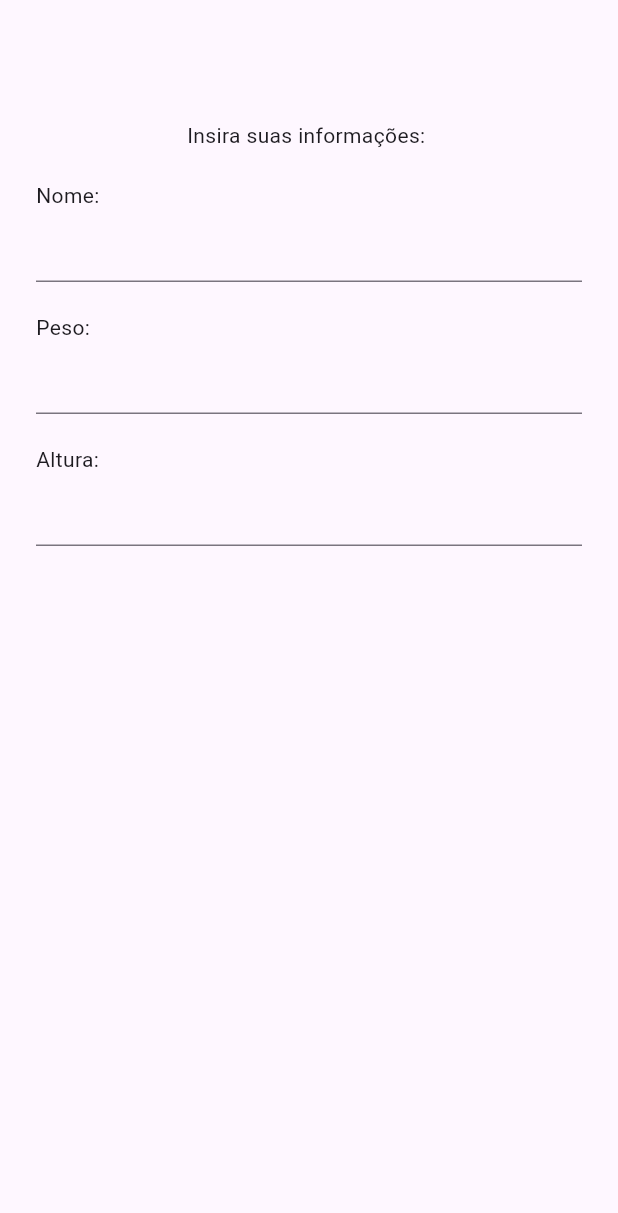
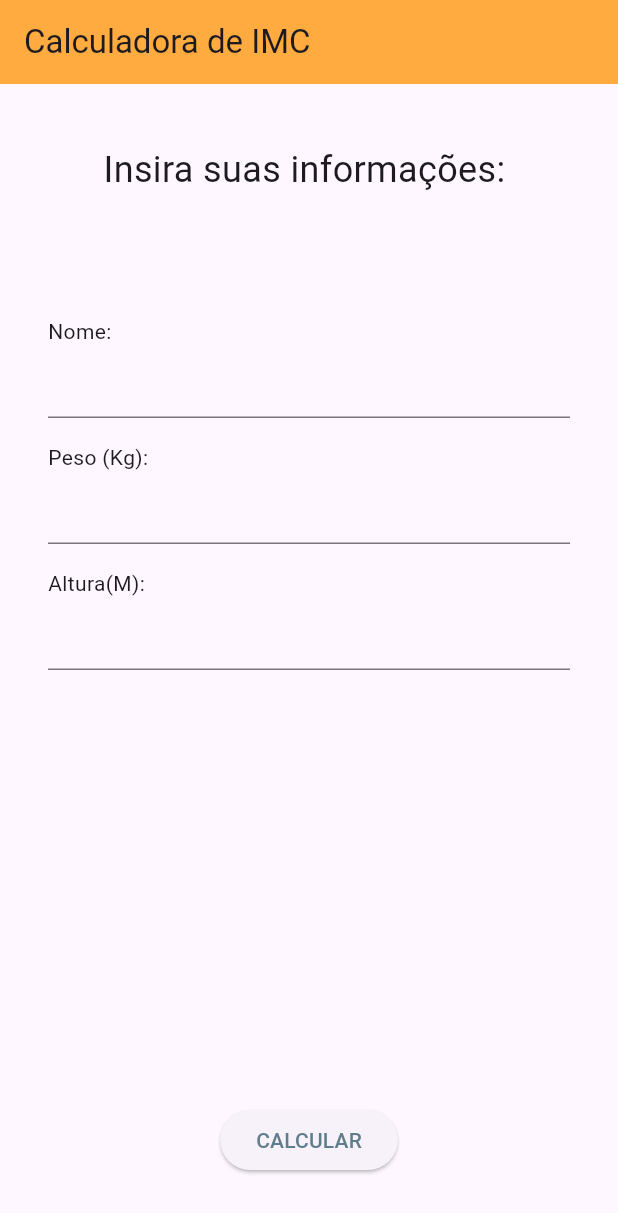
Before and after one commit to tarcisiomesquita/calculadora_imc_flutter, a Flutter app: the screen it shows after launch, on a phone screen of 412 x 824 dp. Shown: the top 1213 px of the screen. Run offline on Flutter 3.47's test engine with Material 3 defaults, Android fonts, the phone set to English and light mode, and no system bars.

Commit message:
Adicionada lógica de negócio e página de resultados

```diff
--- /dev/null
+++ b/devtools_options.yaml
@@ -0,0 +1 @@
+extensions:
--- /dev/null
+++ b/lib/Components/input_field.dart
@@ -0,0 +1,29 @@
+import 'package:flutter/material.dart';
+
+class InputField extends StatelessWidget {
+  const InputField(
+      {super.key,
+      required this.fieldType,
+      required this.controller,
+      required this.inputType});
+  final String fieldType;
+  final TextEditingController controller;
+  final TextInputType inputType;
+
+  @override
+  Widget build(BuildContext context) {
+    return Padding(
+      padding: const EdgeInsets.all(8.0),
+      child: Column(
+        crossAxisAlignment: CrossAxisAlignment.start,
+        children: [
+          Text(fieldType),
+          TextField(
+            controller: controller,
+            keyboardType: inputType,
+          ),
+        ],
+      ),
+    );
+  }
+}
--- /dev/null
+++ b/lib/Screens/input_page.dart
@@ -0,0 +1,90 @@
+import 'package:calculadora_imc_flutter/calculation.dart';
+import 'package:calculadora_imc_flutter/Components/input_field.dart';
+import 'package:calculadora_imc_flutter/Screens/results_page.dart';
+import 'package:flutter/material.dart';
+
+class InputPage extends StatefulWidget {
+  const InputPage({super.key});
+
+  @override
+  State<StatefulWidget> createState() => InputPageState();
+}
+
+class InputPageState extends State<InputPage> {
+  final _nameController = TextEditingController();
+  final _weightController = TextEditingController();
+  final _heightController = TextEditingController();
+
+  @override
+  void dispose() {
+    _nameController.dispose();
+    _weightController.dispose();
+    _heightController.dispose();
+    super.dispose();
+  }
+
+  @override
+  Widget build(BuildContext context) {
+    return Scaffold(
+      appBar: AppBar(
+        title: const Text('Calculadora de IMC'),
+      ),
+      body: SafeArea(
+        minimum: const EdgeInsets.symmetric(horizontal: 24, vertical: 40),
+        child: Column(
+          children: [
+            const Expanded(
+              child: Text(
+                'Insira suas informações: ',
+                style: TextStyle(
+                  fontSize: 24,
+                ),
+              ),
+            ),
+            Expanded(
+                flex: 5,
+                child: Column(
+                  children: [
+                    InputField(
+                      fieldType: 'Nome:',
+                      controller: _nameController,
+                      inputType: TextInputType.name,
+                    ),
+                    InputField(
+                      fieldType: 'Peso (Kg):',
+                      controller: _weightController,
+                      inputType: const TextInputType.numberWithOptions(),
+                    ),
+                    InputField(
+                      fieldType: 'Altura(M):',
+                      controller: _heightController,
+                      inputType: const TextInputType.numberWithOptions(),
+                    ),
+                  ],
+                )),
+            ElevatedButton(
+              onPressed: () {
+                Calculation calc = Calculation(
+                  weight: double.parse(_weightController.text),
+                  height: double.parse(_heightController.text),
+                );
+                Navigator.push(
+                  context,
+                  MaterialPageRoute(
+                    builder: (context) => ResultPage(
+                      name: _nameController.text,
+                      imc: calc.result(),
+                      classification: calc.getText(),
+                      circleColor: calc.getCircleColor(),
+                    ),
+                  ),
+                );
+              },
+              child: const Text('CALCULAR'),
+            ),
+          ],
+        ),
+      ),
+    );
+  }
+}
--- /dev/null
+++ b/lib/calculation.dart
@@ -0,0 +1,45 @@
+import 'dart:math';
+
+import 'package:flutter/material.dart';
+
+class Calculation {
+  Calculation({
+    required this.weight,
+    required this.height,
+  });
+  final double weight;
+  final double height;
+
+  double _imc = 0;
+
+  String result() {
+    _imc = weight / pow(height, 2);
+    return _imc.toStringAsFixed(1);
+  }
+
+  String getText() {
+    if (_imc < 18.5) {
+      return 'MAGREZA';
+    } else if (_imc <= 25) {
+      return 'NORMAL';
+    } else if (_imc <= 30) {
+      return 'SOBREPRESO';
+    } else if (_imc <= 35) {
+      return 'OBESIDADE GRAU I';
+    } else if (_imc <= 40) {
+      return 'OBESIDADE GRAU II';
+    } else {
+      return 'OBESIDADE GRAU III';
+    }
+  }
+
+  Color getCircleColor() {
+    if (_imc >= 30) {
+      return Colors.red;
+    } else if (_imc >= 18.5 && _imc < 25) {
+      return Colors.green;
+    } else {
+      return Colors.yellow;
+    }
+  }
+}
--- a/lib/input_page.dart
+++ /dev/null
@@ -1,87 +0,0 @@
-import 'package:flutter/material.dart';
-import 'package:flutter/widgets.dart';
-
-class InputPage extends StatefulWidget {
-  @override
-  State<StatefulWidget> createState() => InputPageState();
-}
-
-class InputPageState extends State<InputPage> {
-  final nameController = TextEditingController();
-  final weightController = TextEditingController();
-  final heightController = TextEditingController();
-
-  @override
-  void initState() {
-    nameController.addListener(() {
-      setState(() {});
-    });
-    weightController.addListener(() {
-      setState(() {});
-    });
-    heightController.addListener(() {
-      setState(() {});
-    });
-    super.initState();
-  }
-
-  @override
-  Widget build(BuildContext context) {
-    return Scaffold(
-      body: SafeArea(
-        minimum: EdgeInsets.symmetric(horizontal: 24, vertical: 80),
-        child: Column(
-          children: [
-            Text('Insira suas informações: '),
-            SizedBox(height: 20),
-            _nameField(),
-            SizedBox(height: 20),
-            _weightField(),
-            SizedBox(height: 20),
-            _heightFiedl(),
-            SizedBox(height: 20),
-          ],
-        ),
-      ),
-    );
-  }
-
-  Widget _nameField() {
-    return Column(
-      mainAxisAlignment: MainAxisAlignment.start,
-      crossAxisAlignment: CrossAxisAlignment.start,
-      children: [
-        Text('Nome:'),
-        TextField(controller: nameController),
-      ],
-    );
-  }
-
-  Widget _weightField() {
-    return Column(
-      // mainAxisAlignment: MainAxisAlignment.start,
-      crossAxisAlignment: CrossAxisAlignment.start,
-      children: [
-        Text('Peso:'),
-        TextField(
-          controller: weightController,
-          keyboardType: TextInputType.numberWithOptions(),
-        ),
-      ],
-    );
-  }
-
-  Widget _heightFiedl() {
-    return Column(
-      mainAxisAlignment: MainAxisAlignment.start,
-      crossAxisAlignment: CrossAxisAlignment.start,
-      children: [
-        Text('Altura: '),
-        TextField(
-          controller: heightController,
-          keyboardType: TextInputType.numberWithOptions(decimal: true),
-        ),
-      ],
-    );
-  }
-}
--- a/lib/main.dart
+++ b/lib/main.dart
@@ -1,5 +1,5 @@
 import 'package:flutter/material.dart';
-import 'package:calculadora_imc_flutter/input_page.dart';
+import 'package:calculadora_imc_flutter/Screens/input_page.dart';
 
 void main() {
   runApp(const MyApp());
@@ -8,31 +8,20 @@ void main() {
 class MyApp extends StatelessWidget {
   const MyApp({super.key});
 
-  // This widget is the root of your application.
   @override
   Widget build(BuildContext context) {
+    final ThemeData theme = ThemeData();
+
     return MaterialApp(
       title: 'Calculadora de IMC',
-      theme: ThemeData(
-        colorScheme: ColorScheme.fromSeed(seedColor: Colors.deepPurple),
-        useMaterial3: true,
+      theme: theme.copyWith(
+        colorScheme: theme.colorScheme.copyWith(
+          primary: Colors.blueGrey,
+          secondary: Colors.blueGrey.shade100,
+        ),
+        appBarTheme: const AppBarTheme(color: Colors.orangeAccent),
       ),
-      home: const MyHomePage(title: 'Página Inicial da Calculadora de IMC'),
+      home: InputPage(),
     );
   }
 }
-
-class MyHomePage extends StatefulWidget {
-  const MyHomePage({super.key, required this.title});
-  final String title;
-
-  @override
-  State<MyHomePage> createState() => _MyHomePageState();
-}
-
-class _MyHomePageState extends State<MyHomePage> {
-  @override
-  Widget build(BuildContext context) {
-    return InputPage();
-  }
-}
--- a/pubspec.yaml
+++ b/pubspec.yaml
@@ -35,6 +35,7 @@ dependencies:
   # The following adds the Cupertino Icons font to your application.
   # Use with the CupertinoIcons class for iOS style icons.
   cupertino_icons: ^1.0.6
+  provider: ^6.1.2
 
 dev_dependencies:
   flutter_test:
```
Also changed, not shown: lib/Components/classification_circle.dart (added, +22 -0 lines), lib/Screens/results_page.dart (added, +76 -0 lines), pubspec.lock.
